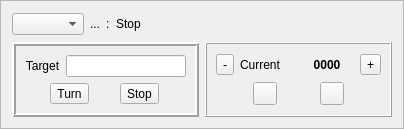
First picture: the form in mqt/MqtLogger/rotcontrolframe.ui, repository zsteva/backup-minos2, before the edit.
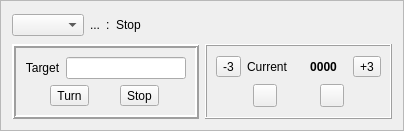
Second picture: the form after the edit.

Diff of the .ui file:
```diff
--- a/mqt/MqtLogger/rotcontrolframe.ui
+++ b/mqt/MqtLogger/rotcontrolframe.ui
@@ -7,7 +7,7 @@
     <x>0</x>
     <y>0</y>
     <width>404</width>
-    <height>129</height>
+    <height>131</height>
    </rect>
   </property>
   <property name="windowTitle">
@@ -164,7 +164,7 @@
              <enum>Qt::NoFocus</enum>
             </property>
             <property name="text">
-             <string>-</string>
+             <string>-3</string>
             </property>
            </widget>
           </item>
@@ -203,7 +203,7 @@
              <enum>Qt::NoFocus</enum>
             </property>
             <property name="text">
-             <string>+</string>
+             <string>+3</string>
             </property>
            </widget>
           </item>
```
